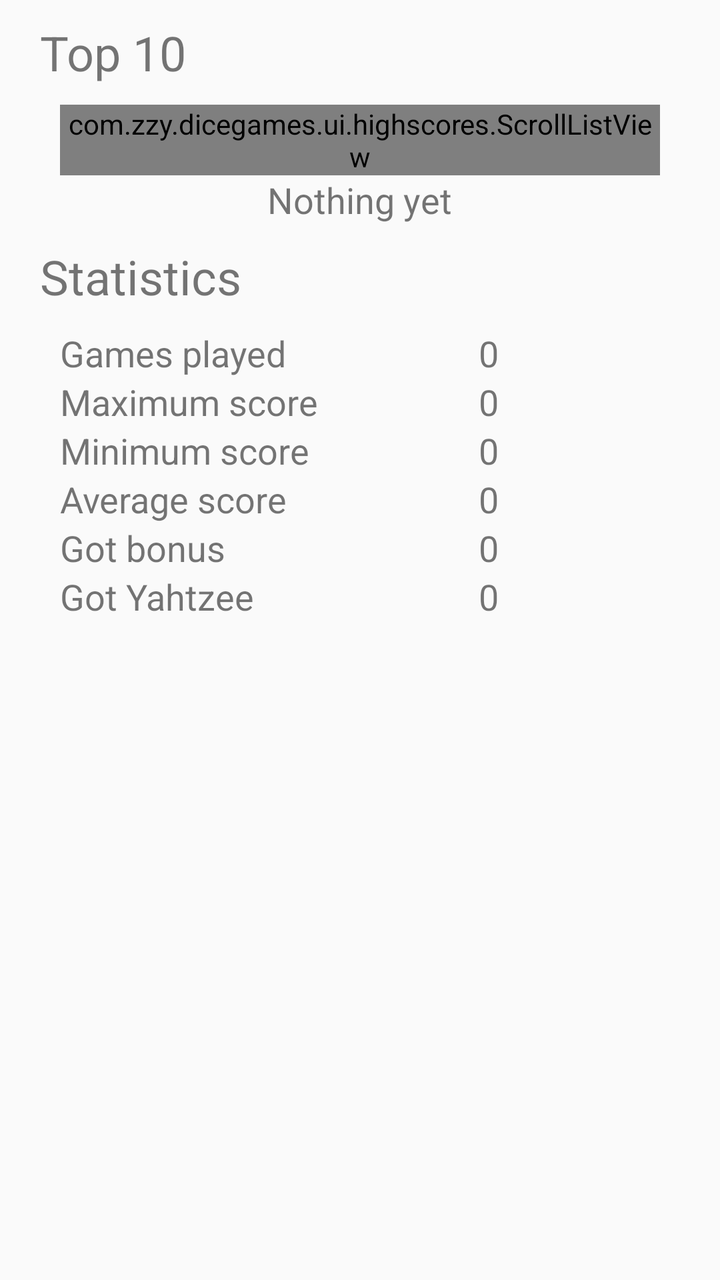
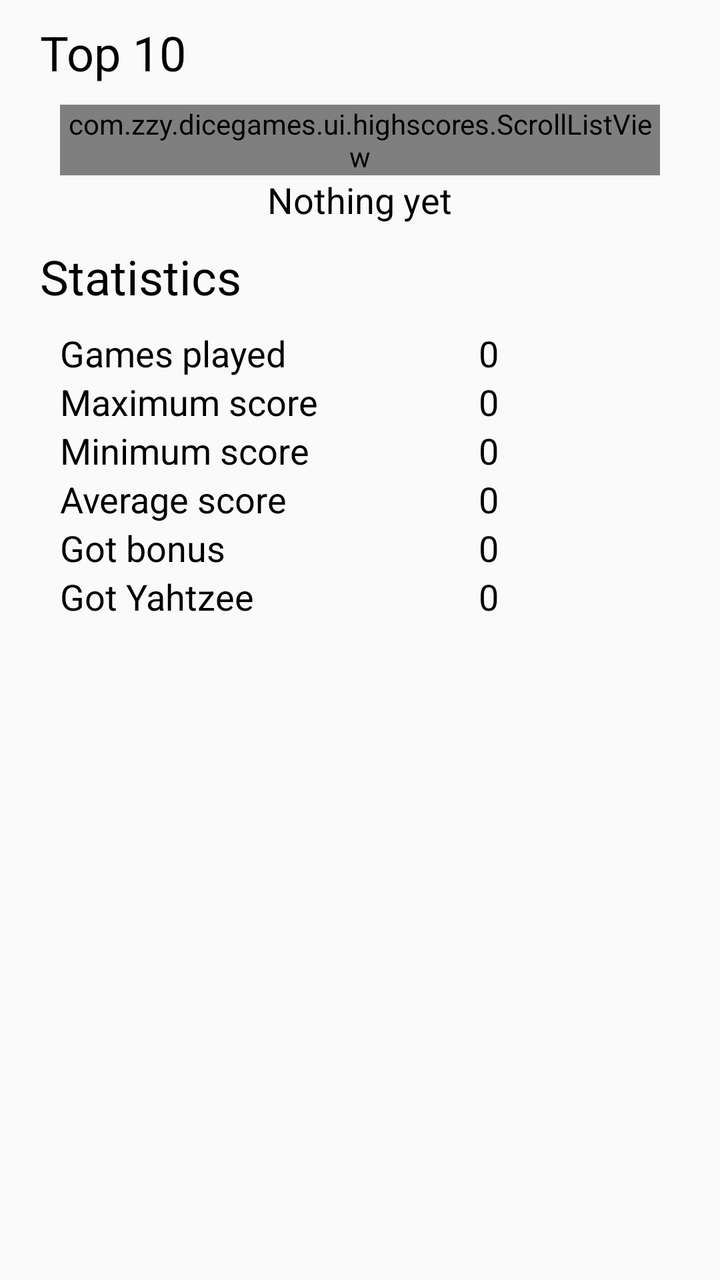

Screens rendered from an Android XML layout before and after an edit, with the pre-edit source and the edit as a unified diff.
<!-- AndroidManifest.xml: application theme AppTheme -->
<!-- res/layout/fragment_yahtzee_high_scores.xml -->
<?xml version="1.0" encoding="utf-8"?>
<ScrollView xmlns:android="http://schemas.android.com/apk/res/android"
    xmlns:tools="http://schemas.android.com/tools"
    android:layout_width="match_parent"
    android:layout_height="match_parent"
    tools:context=".ui.highscores.YahtzeeHighScoresFragment">

    <LinearLayout
        android:layout_width="match_parent"
        android:layout_height="wrap_content"
        android:orientation="vertical">

        <TextView
            android:layout_width="wrap_content"
            android:layout_height="wrap_content"
            android:layout_marginStart="20sp"
            android:layout_marginTop="10sp"
            android:layout_marginBottom="10sp"
            android:text="@string/top10"
            android:textSize="24sp" />

        <com.zzy.dicegames.ui.highscores.ScrollListView
            android:id="@+id/lvHighScores"
            android:layout_width="match_parent"
            android:layout_height="wrap_content"
            android:layout_marginStart="30sp"
            android:layout_marginEnd="30sp" />

        <TextView
            android:id="@+id/tvNothing"
            android:layout_width="wrap_content"
            android:layout_height="wrap_content"
            android:layout_gravity="center_horizontal"
            android:text="@string/nothing"
            android:textSize="18sp" />

        <TextView
            android:layout_width="wrap_content"
            android:layout_height="wrap_content"
            android:layout_marginStart="20sp"
            android:layout_marginTop="10sp"
            android:layout_marginBottom="10sp"
            android:text="@string/statistics"
            android:textSize="24sp" />

        <TableLayout
            android:layout_width="match_parent"
            android:layout_height="wrap_content"
            android:layout_marginStart="30sp"
            android:layout_marginEnd="30sp"
            android:layout_marginBottom="20sp">

            <TableRow>

                <TextView
                    android:layout_width="match_parent"
                    android:layout_height="wrap_content"
                    android:layout_weight="1"
                    android:text="@string/gamesPlayed"
                    android:textSize="18sp" />

                <TextView
                    android:id="@+id/tvGamesPlayed"
                    android:layout_width="match_parent"
                    android:layout_height="wrap_content"
                    android:layout_weight="1"
                    android:text="0"
                    android:textSize="18sp" />

            </TableRow>

            <TableRow>

                <TextView
                    android:layout_width="match_parent"
                    android:layout_height="wrap_content"
                    android:layout_weight="1"
                    android:text="@string/maxScore"
                    android:textSize="18sp" />

                <TextView
                    android:id="@+id/tvMaxScore"
                    android:layout_width="match_parent"
                    android:layout_height="wrap_content"
                    android:layout_weight="1"
                    android:text="0"
                    android:textSize="18sp" />

            </TableRow>

            <TableRow>

                <TextView
                    android:layout_width="match_parent"
                    android:layout_height="wrap_content"
                    android:layout_weight="1"
                    android:text="@string/minScore"
                    android:textSize="18sp" />

                <TextView
                    android:id="@+id/tvMinScore"
                    android:layout_width="match_parent"
                    android:layout_height="wrap_content"
                    android:layout_weight="1"
                    android:text="0"
                    android:textSize="18sp" />

            </TableRow>

            <TableRow>

                <TextView
                    android:layout_width="match_parent"
                    android:layout_height="wrap_content"
                    android:layout_weight="1"
                    android:text="@string/averageScore"
                    android:textSize="18sp" />

                <TextView
                    android:id="@+id/tvAverageScore"
                    android:layout_width="match_parent"
                    android:layout_height="wrap_content"
                    android:layout_weight="1"
                    android:text="0"
                    android:textSize="18sp" />

            </TableRow>

            <TableRow>

                <TextView
                    android:layout_width="match_parent"
                    android:layout_height="wrap_content"
                    android:layout_weight="1"
                    android:text="@string/gotBonus"
                    android:textSize="18sp" />

                <TextView
                    android:id="@+id/tvGotBonus"
                    android:layout_width="match_parent"
                    android:layout_height="wrap_content"
                    android:layout_weight="1"
                    android:text="0"
                    android:textSize="18sp" />

            </TableRow>

            <TableRow>

                <TextView
                    android:layout_width="match_parent"
                    android:layout_height="wrap_content"
                    android:layout_weight="1"
                    android:text="@string/gotYahtzee"
                    android:textSize="18sp" />

                <TextView
                    android:id="@+id/tvGotYahtzee"
                    android:layout_width="match_parent"
                    android:layout_height="wrap_content"
                    android:layout_weight="1"
                    android:text="0"
                    android:textSize="18sp" />

            </TableRow>

        </TableLayout>

    </LinearLayout>

</ScrollView>
<!-- resources referenced by this layout -->
<resources>
  <string name="averageScore">Average score</string>
  <string name="gamesPlayed">Games played</string>
  <string name="gotBonus">Got bonus</string>
  <string name="gotYahtzee">Got Yahtzee</string>
  <string name="maxScore">Maximum score</string>
  <string name="minScore">Minimum score</string>
  <string name="nothing">Nothing yet</string>
  <string name="statistics">Statistics</string>
  <string name="top10">Top 10</string>
  <style name="AppTheme" parent="Theme.AppCompat.Light">
          
      </style>
</resources>

<!-- the commit's change to res/layout/fragment_yahtzee_high_scores.xml (unified diff, before → after) -->
@@ -13,9 +13,9 @@
         <TextView
             android:layout_width="wrap_content"
             android:layout_height="wrap_content"
-            android:layout_marginStart="20sp"
-            android:layout_marginTop="10sp"
-            android:layout_marginBottom="10sp"
+            android:layout_marginStart="20dp"
+            android:layout_marginTop="10dp"
+            android:layout_marginBottom="10dp"
             android:text="@string/top10"
             android:textSize="24sp" />
 
@@ -23,8 +23,8 @@
             android:id="@+id/lvHighScores"
             android:layout_width="match_parent"
             android:layout_height="wrap_content"
-            android:layout_marginStart="30sp"
-            android:layout_marginEnd="30sp" />
+            android:layout_marginStart="30dp"
+            android:layout_marginEnd="30dp" />
 
         <TextView
             android:id="@+id/tvNothing"
@@ -37,9 +37,9 @@
         <TextView
             android:layout_width="wrap_content"
             android:layout_height="wrap_content"
-            android:layout_marginStart="20sp"
-            android:layout_marginTop="10sp"
-            android:layout_marginBottom="10sp"
+            android:layout_marginStart="20dp"
+            android:layout_marginTop="10dp"
+            android:layout_marginBottom="10dp"
             android:text="@string/statistics"
             android:textSize="24sp" />
 
<!-- resource entries referenced after the edit -->
@@ -11,6 +11,8 @@
   <string name="top10">Top 10</string>
   <style name="AppTheme" parent="Theme.AppCompat.Light">
           
+          <item name="android:textColor">@android:color/black</item>
+          <item name="buttonStyle">@android:style/Widget.Holo.Light.Button</item>
       </style>
 </resources>
 
